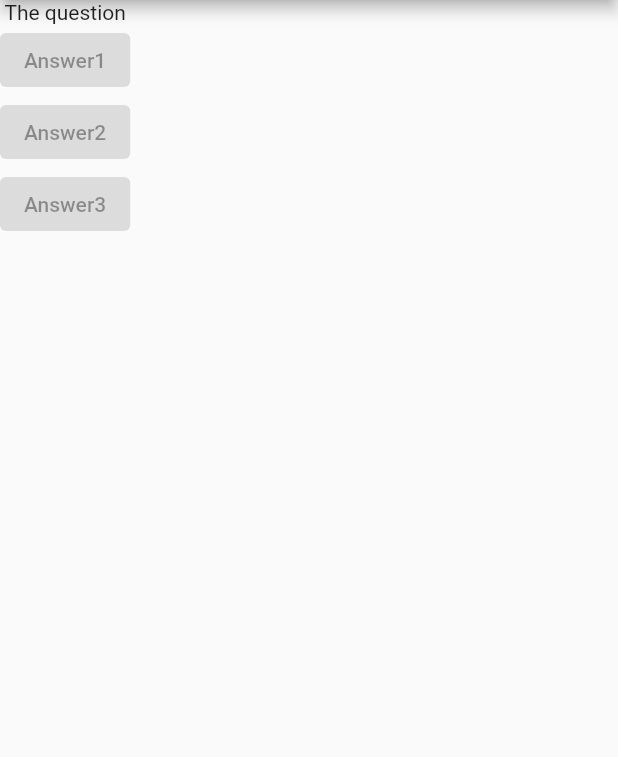
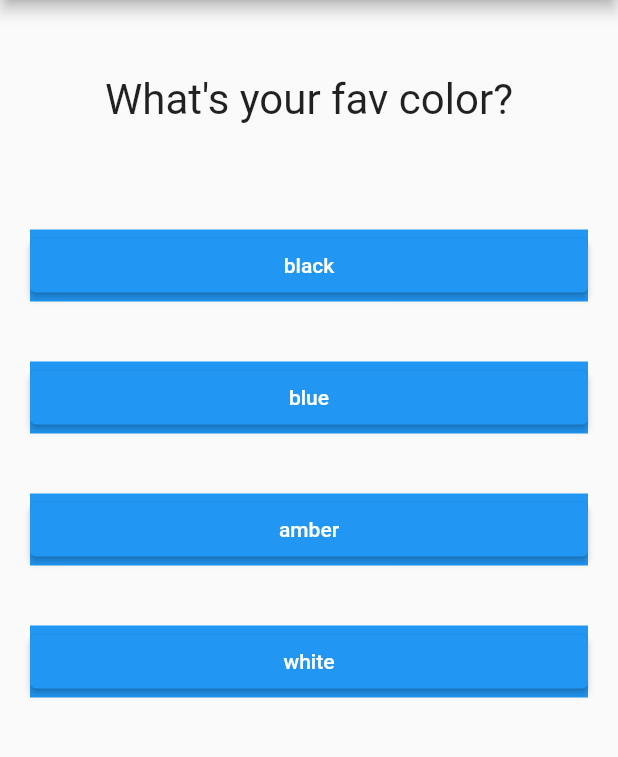
Before and after one commit to just-vicky/Flutter, a Flutter app: the screen it shows after launch, on a phone screen of 412 x 824 dp, the part 84-841 px from its top. Run offline on Flutter 3.47's test engine with Material 2 defaults, Android fonts, the phone set to English and light mode, and no system bars.

Commit message:
Advanced flutter and dart basics

```diff
--- /dev/null
+++ b/lib/answer.dart
@@ -0,0 +1,20 @@
+import 'package:flutter/material.dart';
+
+class Answer extends StatelessWidget {
+  final Function selectionHandler;
+  final String answerText;
+
+  Answer(this.selectionHandler, this.answerText);
+
+  @override
+  Widget build(BuildContext context) {
+    return Container(
+        width: double.infinity,
+        margin: EdgeInsets.all(20),
+        color: Colors.blue,
+        child: ElevatedButton(
+          child: Text(answerText),
+          onPressed: selectionHandler,
+        ));
+  }
+}
--- a/lib/main.dart
+++ b/lib/main.dart
@@ -1,5 +1,8 @@
+import 'package:first_app/answer.dart';
 import 'package:flutter/material.dart';
 
+import './question.dart';
+import './answer.dart';
 // void main(){
 //   runApp(MyApp());
 // }
@@ -7,9 +10,42 @@ import 'package:flutter/material.dart';
 void main() =>
     runApp(MyApp()); // short hand for function with only one expression
 
-class MyApp extends StatelessWidget {
+class MyApp extends StatefulWidget {
+  @override
+  State<StatefulWidget> createState() {
+    // TODO: implement createState
+    return _MyAppState();
+  }
+}
+
+class _MyAppState extends State<MyApp> {
+  var _questionIndex = 0;
+
+  void _answerQuestion() {
+    setState(() {
+      _questionIndex = _questionIndex + 1;
+    });
+    print(_questionIndex);
+    print("Answer 1 chosen!");
+  }
+
   @override //to make the code bit clearer and cleaner
   Widget build(BuildContext context) {
+    var questions = [
+      {
+        "questionText": "What's your fav color?",
+        "answers": ["black", "blue", "amber", "white"]
+      },
+      {
+        "questionText": "What's your fav animal?",
+        "answers": ["lion", "dog", "cat", "rat"]
+      },
+      {
+        "questionText": "What's your fav food?",
+        "answers": ["hotdog", "chicken", "ice", "juice"]
+      }
+    ];
+
     return MaterialApp(
       home: Scaffold(
           appBar: AppBar(
@@ -17,19 +53,12 @@ class MyApp extends StatelessWidget {
           ),
           body: Column(
             children: [
-              Text("The question"),
-              ElevatedButton(
-                child: Text('Answer1'),
-                onPressed: null,
-              ),
-              ElevatedButton(
-                child: Text('Answer2'),
-                onPressed: null,
-              ),
-              ElevatedButton(
-                child: Text('Answer3'),
-                onPressed: null,
-              ),
+              // Text(questions.elementAt(0)), - one way of doing this
+              Question(questions[_questionIndex]["questionText"]),
+              ...(questions[_questionIndex]["answers"] as List<String>)
+                  .map((answer) {
+                return Answer(_answerQuestion, answer);
+              }).toList()
             ],
           )),
     );
--- /dev/null
+++ b/lib/question.dart
@@ -0,0 +1,19 @@
+import 'package:flutter/material.dart';
+
+class Question extends StatelessWidget {
+  final String questionText;
+
+  Question(this.questionText);
+
+  @override
+  Widget build(BuildContext context) {
+    return Container(
+        width: double.infinity,
+        margin: EdgeInsets.all(50),
+        child: Text(
+          questionText,
+          style: TextStyle(fontSize: 28),
+          textAlign: TextAlign.center,
+        ));
+  }
+}
```
